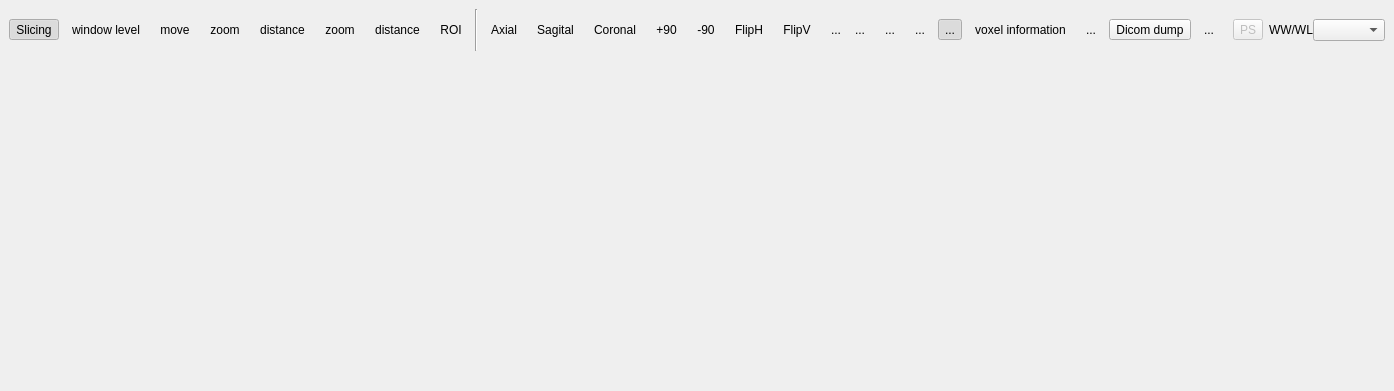
Old version of the form starviewer/src/extensions/main/q2dviewer/q2dviewerextensionbase.ui in the repository starviewer-medical/starviewer.
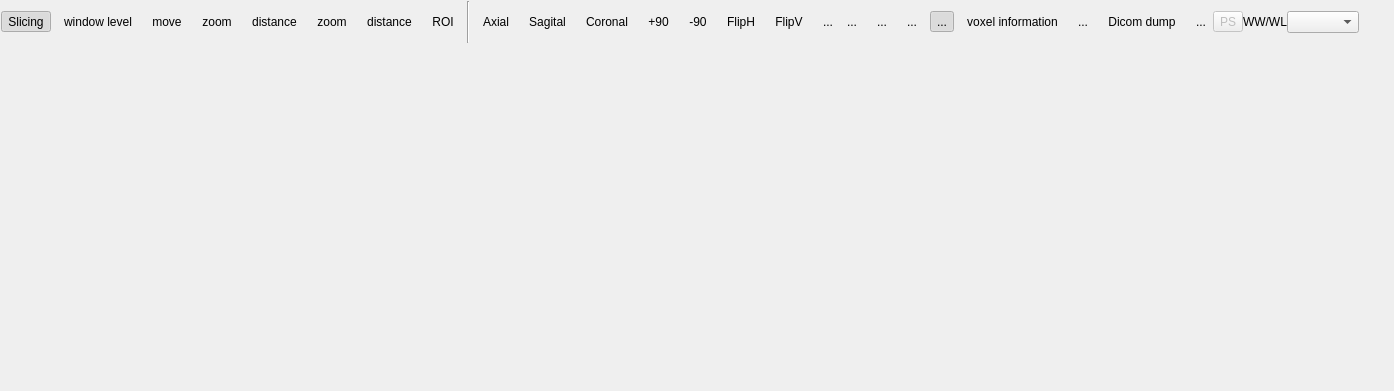
New version of the form. Icons and pictures are not drawn. Custom widgets are drawn as their Qt base class.

Commit message: ENH: adequació de la GUI degut als canvis entre Qt 4.2 i 4.3

The edit to the form file:
```diff
--- a/starviewer/src/extensions/main/q2dviewer/q2dviewerextensionbase.ui
+++ b/starviewer/src/extensions/main/q2dviewer/q2dviewerextensionbase.ui
@@ -10,36 +10,15 @@
    </rect>
   </property>
   <layout class="QVBoxLayout" >
+   <property name="margin" >
+    <number>1</number>
+   </property>
    <property name="spacing" >
-    <number>6</number>
-   </property>
-   <property name="leftMargin" >
-    <number>9</number>
-   </property>
-   <property name="topMargin" >
-    <number>9</number>
-   </property>
-   <property name="rightMargin" >
-    <number>9</number>
-   </property>
-   <property name="bottomMargin" >
-    <number>9</number>
+    <number>1</number>
    </property>
    <item>
     <layout class="QHBoxLayout" >
      <property name="spacing" >
-      <number>6</number>
-     </property>
-     <property name="leftMargin" >
-      <number>0</number>
-     </property>
-     <property name="topMargin" >
-      <number>0</number>
-     </property>
-     <property name="rightMargin" >
-      <number>0</number>
-     </property>
-     <property name="bottomMargin" >
       <number>0</number>
      </property>
      <item>
@@ -420,7 +399,9 @@
          <item>
           <widget class="QToolButton" name="m_downButtonGrid" >
            <property name="sizePolicy" >
-            <sizepolicy vsizetype="Preferred" hsizetype="Fixed" >
+            <sizepolicy>
+             <hsizetype>0</hsizetype>
+             <vsizetype>0</vsizetype>
              <horstretch>0</horstretch>
              <verstretch>0</verstretch>
             </sizepolicy>
@@ -568,6 +549,18 @@
          <property name="text" >
           <string>Dicom dump</string>
          </property>
+         <property name="icon" >
+          <iconset resource="../../../main/main.qrc" >:/images/info.png</iconset>
+         </property>
+         <property name="iconSize" >
+          <size>
+           <width>32</width>
+           <height>32</height>
+          </size>
+         </property>
+         <property name="autoRaise" >
+          <bool>true</bool>
+         </property>
         </widget>
        </item>
        <item>
@@ -661,7 +654,9 @@
    <item>
     <widget class="QWidget" native="1" name="m_workingArea" >
      <property name="sizePolicy" >
-      <sizepolicy vsizetype="Expanding" hsizetype="Expanding" >
+      <sizepolicy>
+       <hsizetype>5</hsizetype>
+       <vsizetype>5</vsizetype>
        <horstretch>0</horstretch>
        <verstretch>0</verstretch>
       </sizepolicy>
```
Left out of the diff: 48 changed lines with no effect on the pictures. The commit also changes 6 other files.
